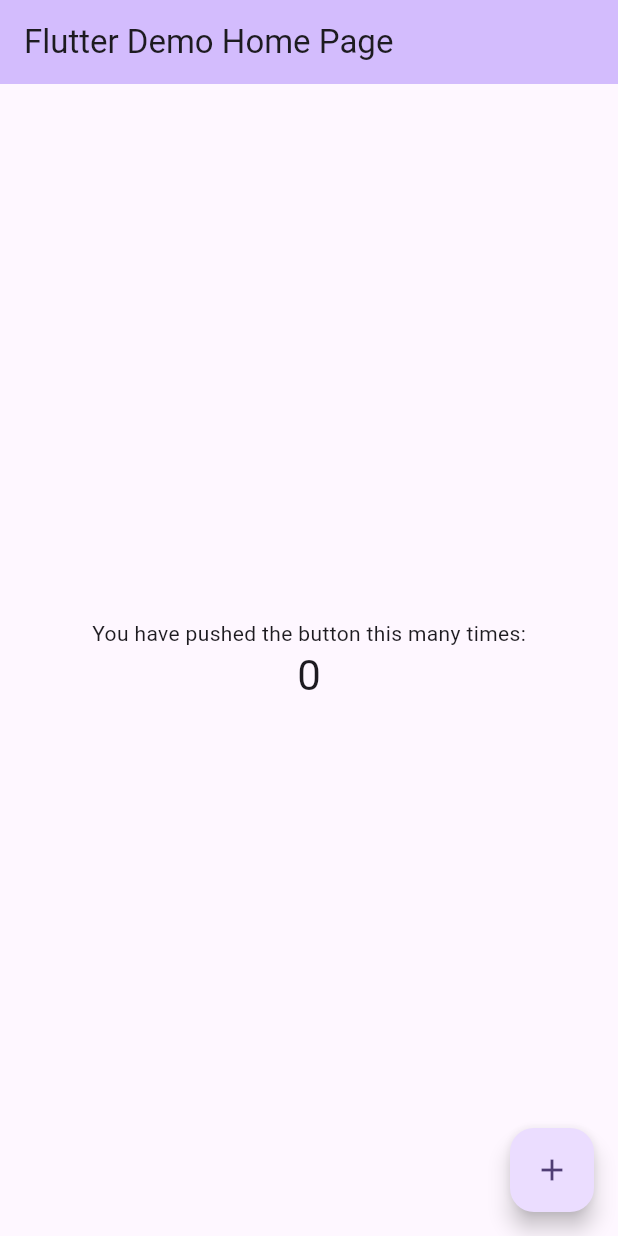
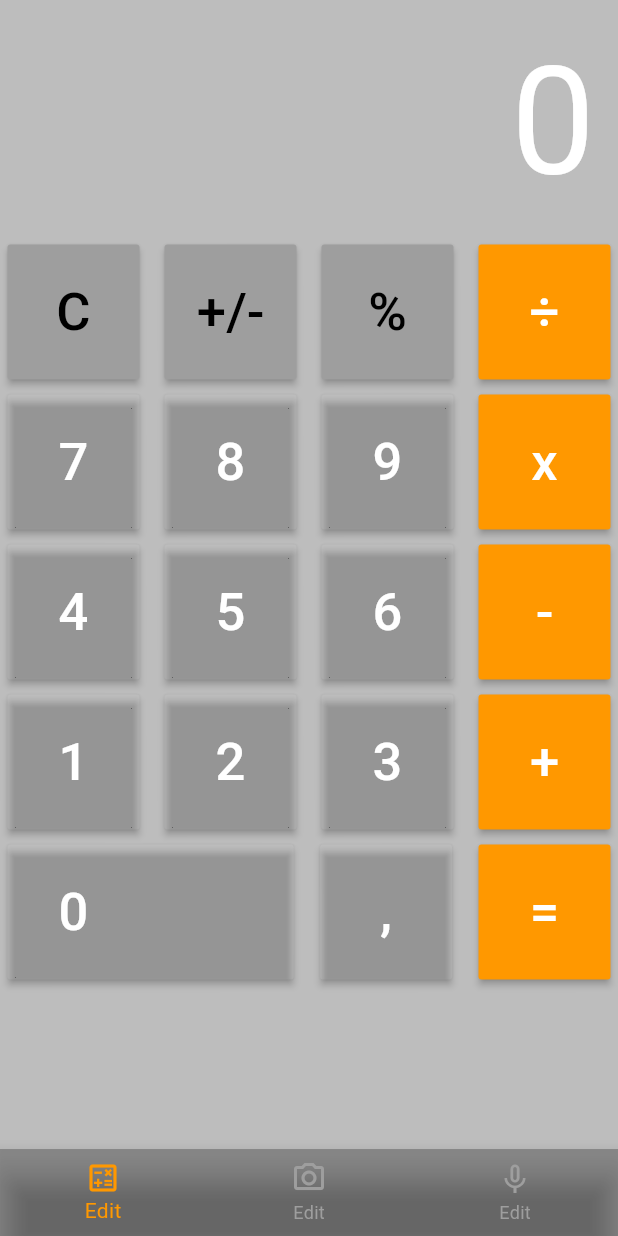
Before and after one commit to FatimaAshoor/TrainingWorks, a Flutter app: the screen it shows after launch, on a phone screen of 412 x 824 dp. Run offline on Flutter 3.47's test engine with Material 3 defaults, Android fonts, the phone set to English and light mode, and no system bars.

Commit message:
complated calculator app

```diff
--- a/lib/main.dart
+++ b/lib/main.dart
@@ -1,3 +1,5 @@
+import 'dart:io';
+
 import 'package:flutter/material.dart';
 
 void main() {
@@ -7,119 +9,209 @@ void main() {
 class MyApp extends StatelessWidget {
   const MyApp({super.key});
 
-  // This widget is the root of your application.
   @override
   Widget build(BuildContext context) {
     return MaterialApp(
+      debugShowCheckedModeBanner: false,
       title: 'Flutter Demo',
       theme: ThemeData(
-        // This is the theme of your application.
-        //
-        // TRY THIS: Try running your application with "flutter run". You'll see
-        // the application has a purple toolbar. Then, without quitting the app,
-        // try changing the seedColor in the colorScheme below to Colors.green
-        // and then invoke "hot reload" (save your changes or press the "hot
-        // reload" button in a Flutter-supported IDE, or press "r" if you used
-        // the command line to start the app).
-        //
-        // Notice that the counter didn't reset back to zero; the application
-        // state is not lost during the reload. To reset the state, use hot
-        // restart instead.
-        //
-        // This works for code too, not just values: Most code changes can be
-        // tested with just a hot reload.
         colorScheme: ColorScheme.fromSeed(seedColor: Colors.deepPurple),
         useMaterial3: true,
       ),
-      home: const MyHomePage(title: 'Flutter Demo Home Page'),
+      home: MyHomePage(),
     );
   }
 }
 
 class MyHomePage extends StatefulWidget {
-  const MyHomePage({super.key, required this.title});
-
-  // This widget is the home page of your application. It is stateful, meaning
-  // that it has a State object (defined below) that contains fields that affect
-  // how it looks.
-
-  // This class is the configuration for the state. It holds the values (in this
-  // case the title) provided by the parent (in this case the App widget) and
-  // used by the build method of the State. Fields in a Widget subclass are
-  // always marked "final".
-
-  final String title;
+  const MyHomePage({super.key});
 
   @override
+
+
   State<MyHomePage> createState() => _MyHomePageState();
 }
 
 class _MyHomePageState extends State<MyHomePage> {
-  int _counter = 0;
 
-  void _incrementCounter() {
+  String result ='0';
+  String finalResult ='0';
+  double num1 = 0;
+  double num2 = 0;
+  String operation='';
+
+  checkPressedButton(String value){
+    if(value == "C"){
+      finalResult = '0';
+      num1 = 0;
+      num2 = 0;
+      operation = '';
+    }
+    else if (value == "+" || value == "-" || value =="x" || value == "/"){
+      num1 = double.parse(result);
+      operation = value;
+      finalResult = "0";
+      result = result+value;
+    }
+    else if(value=="."){
+      if(finalResult.contains(".")){}
+      else{
+        finalResult = finalResult+value;
+      }
+
+    }
+    else if(value=="+/-"){
+      if(result.toString().contains('-')){
+        result.toString().substring(1);
+        finalResult = result;
+      } else {
+        result = '-'+result;
+        finalResult = result;
+      }
+    }
+    else if(value=="%"){
+      num2 = double.parse(result);
+      finalResult = (num2/100).toString();
+    }
+    else if(value=="="){
+      num2 = double.parse(result);
+      if(operation=='+'){
+        finalResult = (num1+num2).toString();
+      }
+      if(operation=='-'){
+        finalResult = (num1-num2).toString();
+      }
+      if(operation=='x'){
+        finalResult = (num1*num2).toString();
+      }
+      if(operation=='/'){
+        finalResult = (num1/num2).toString();
+      }
+    }
+    else {
+      finalResult = finalResult + value;
+    }
     setState(() {
-      // This call to setState tells the Flutter framework that something has
-      // changed in this State, which causes it to rerun the build method below
-      // so that the display can reflect the updated values. If we changed
-      // _counter without calling setState(), then the build method would not be
-      // called again, and so nothing would appear to happen.
-      _counter++;
+      result = double.parse(finalResult).toString();
     });
   }
 
+
+  Widget calcButton(String btnText, Color btnColor, Color textColor){
+    return Container(
+      decoration: BoxDecoration(borderRadius: BorderRadius.circular(10)),
+      child: MaterialButton(
+        onPressed: (){
+          checkPressedButton(btnText);
+        },
+        child: Text("$btnText", style: TextStyle(fontSize: 35, color: textColor),),
+        color: btnColor,
+        padding: EdgeInsets.all(20),
+      ),
+    );
+  }
+
+
+
   @override
   Widget build(BuildContext context) {
-    // This method is rerun every time setState is called, for instance as done
-    // by the _incrementCounter method above.
-    //
-    // The Flutter framework has been optimized to make rerunning build methods
-    // fast, so that you can just rebuild anything that needs updating rather
-    // than having to individually change instances of widgets.
     return Scaffold(
-      appBar: AppBar(
-        // TRY THIS: Try changing the color here to a specific color (to
-        // Colors.amber, perhaps?) and trigger a hot reload to see the AppBar
-        // change color while the other colors stay the same.
-        backgroundColor: Theme.of(context).colorScheme.inversePrimary,
-        // Here we take the value from the MyHomePage object that was created by
-        // the App.build method, and use it to set our appbar title.
-        title: Text(widget.title),
-      ),
-      body: Center(
-        // Center is a layout widget. It takes a single child and positions it
-        // in the middle of the parent.
-        child: Column(
-          // Column is also a layout widget. It takes a list of children and
-          // arranges them vertically. By default, it sizes itself to fit its
-          // children horizontally, and tries to be as tall as its parent.
-          //
-          // Column has various properties to control how it sizes itself and
-          // how it positions its children. Here we use mainAxisAlignment to
-          // center the children vertically; the main axis here is the vertical
-          // axis because Columns are vertical (the cross axis would be
-          // horizontal).
-          //
-          // TRY THIS: Invoke "debug painting" (choose the "Toggle Debug Paint"
-          // action in the IDE, or press "p" in the console), to see the
-          // wireframe for each widget.
-          mainAxisAlignment: MainAxisAlignment.center,
-          children: <Widget>[
-            const Text(
-              'You have pushed the button this many times:',
-            ),
-            Text(
-              '$_counter',
-              style: Theme.of(context).textTheme.headlineMedium,
-            ),
-          ],
+      backgroundColor: Colors.black26,
+      body: Padding(
+        padding: EdgeInsets.symmetric(horizontal: 5),
+        child: SingleChildScrollView(
+          child: Column(
+            mainAxisAlignment: MainAxisAlignment.end,
+            children: [
+              SingleChildScrollView(
+                scrollDirection: Axis.vertical,
+                child: Row(
+                  mainAxisAlignment: MainAxisAlignment.end,
+                  children: [
+                    Padding(padding: EdgeInsets.all(10),
+                    child: Text("$finalResult", textAlign: TextAlign.left, style: TextStyle(color: Colors.white, fontSize: 100),),
+                    )
+                  ],
+                ),
+              ),
+              Row(
+                mainAxisAlignment: MainAxisAlignment.spaceBetween,
+                children: [
+                  calcButton("C", Colors.grey, Colors.black),
+                  calcButton("+/-", Colors.grey, Colors.black),
+                  calcButton("%", Colors.grey, Colors.black),
+                  calcButton("÷", Colors.orange, Colors.white),
+                ],
+              ),
+              SizedBox(height:10,),
+
+              Row(
+                mainAxisAlignment: MainAxisAlignment.spaceBetween,
+                children: [
+                  calcButton("7", Colors.white10, Colors.white),
+                  calcButton("8", Colors.white10, Colors.white),
+                  calcButton("9", Colors.white10, Colors.white),
+                  calcButton("x", Colors.orange, Colors.white),
+                ],
+              ),
+              SizedBox(height:10,),
+              Row(
+                mainAxisAlignment: MainAxisAlignment.spaceBetween,
+                children: [
+                  calcButton("4", Colors.white10, Colors.white),
+                  calcButton("5", Colors.white10, Colors.white),
+                  calcButton("6", Colors.white10, Colors.white),
+                  calcButton("-", Colors.orange, Colors.white),
+                ],
+              ),
+              SizedBox(height:10,),
+              Row(
+                mainAxisAlignment: MainAxisAlignment.spaceBetween,
+                children: [
+                  calcButton("1", Colors.white10, Colors.white),
+                  calcButton("2", Colors.white10, Colors.white),
+                  calcButton("3", Colors.white10, Colors.white),
+                  calcButton("+", Colors.orange, Colors.white),
+                ],
+              ),
+              SizedBox(height:10,),
+              Row(
+                mainAxisAlignment: MainAxisAlignment.spaceBetween,
+                children: [
+                  Container(
+                    decoration: BoxDecoration(borderRadius: BorderRadius.circular(10)),
+                    child: MaterialButton(
+                        onPressed: (){
+                          setState(() {
+                            checkPressedButton("0");
+                          });
+                        },
+                      padding: EdgeInsets.fromLTRB(34, 20, 128, 20),
+                      child: Text("0 ", style: TextStyle(fontSize: 35, color: Colors.white),),
+                      color: Colors.white10,
+                    ),
+                  ),
+                  calcButton(",", Colors.white10, Colors.white),
+                  calcButton("=", Colors.orange, Colors.white),
+                ],
+              ),
+              SizedBox(height:10,),
+            ],
+          ),
         ),
       ),
-      floatingActionButton: FloatingActionButton(
-        onPressed: _incrementCounter,
-        tooltip: 'Increment',
-        child: const Icon(Icons.add),
-      ), // This trailing comma makes auto-formatting nicer for build methods.
+      bottomNavigationBar: BottomNavigationBar(
+        backgroundColor: Colors.black26,
+        selectedItemColor: Colors.orange,
+        unselectedItemColor: Colors.grey,
+        items: [
+          BottomNavigationBarItem(icon: Icon(Icons.calculate_outlined), label: "Edit"),
+          BottomNavigationBarItem(icon: Icon(Icons.camera_alt_outlined), label: "Edit"),
+          BottomNavigationBarItem(icon: Icon(Icons.keyboard_voice_outlined), label: "Edit"),
+        ],
+      ),
     );
   }
+
+
 }
```
